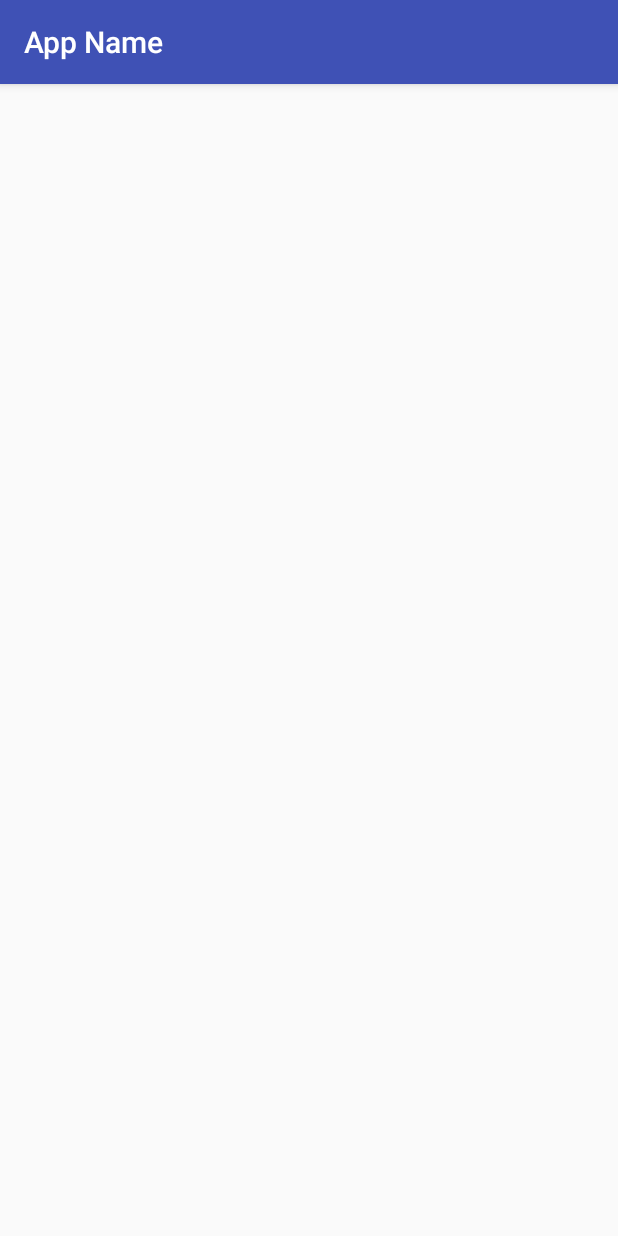
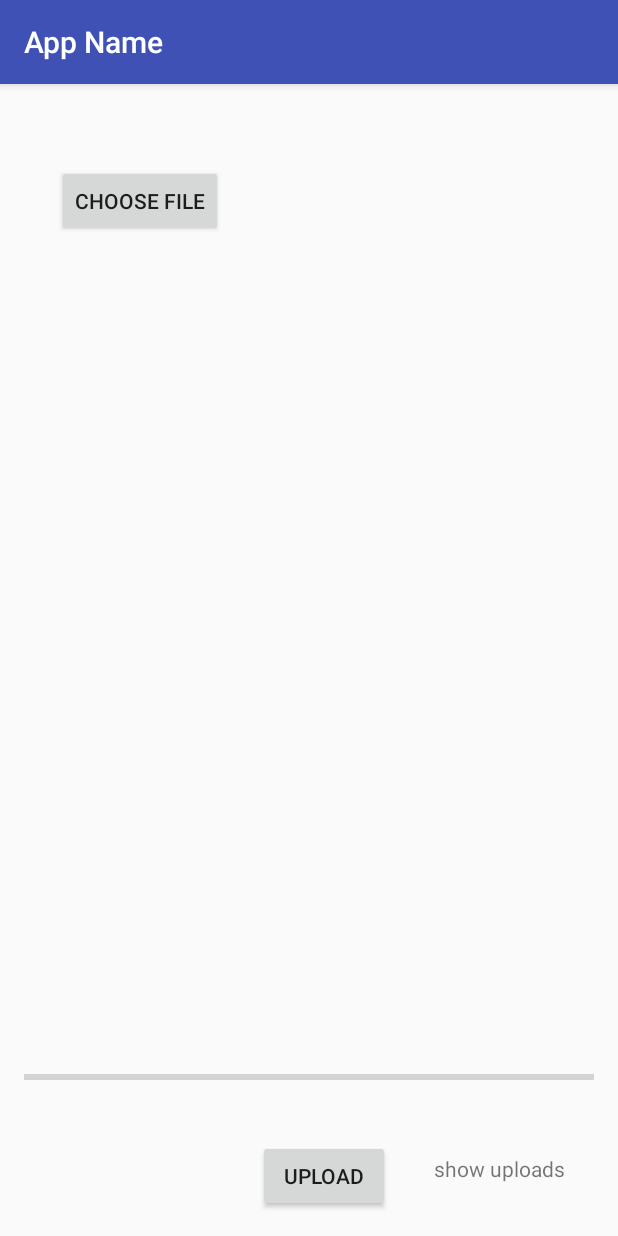
Before and after one commit to coramonokandilos/App, an Android app: the pictureActivity screen opened directly, with no data from a screen before it, on a phone screen of 412 x 824 dp. Run offline under Robolectric (Android 15) with nearby library versions, the light colour scheme and no system bars.

Commit message:
added basic ui for the upload pictures page

```diff
--- a/app/src/main/java/com/example/coramonokandilos/app3/pictureActivity.java
+++ b/app/src/main/java/com/example/coramonokandilos/app3/pictureActivity.java
@@ -1,13 +1,29 @@
 package com.example.coramonokandilos.app3;
 
+import android.net.Uri;
 import android.support.v7.app.AppCompatActivity;
 import android.os.Bundle;
+import android.widget.Button;
+import android.widget.ImageView;
+import android.widget.ProgressBar;
+import android.widget.TextView;
 
 public class pictureActivity extends AppCompatActivity {
+
+    private static final int PICK_IMAGE_REQUEST = 1;
+
+    private Button mButtonChooseImage;
+    private Button mButtonUpload;
+    private TextView mTextViewShowUploads;
+    private ImageView mImageView;
+    private ProgressBar mProgressBar;
+
+    private Uri mImageUri;
 
     @Override
     protected void onCreate(Bundle savedInstanceState) {
         super.onCreate(savedInstanceState);
         setContentView(R.layout.activity_picture);
+
     }
 }
--- a/app/src/main/res/layout/activity_picture.xml
+++ b/app/src/main/res/layout/activity_picture.xml
@@ -1,9 +1,72 @@
 <?xml version="1.0" encoding="utf-8"?>
-<android.support.constraint.ConstraintLayout xmlns:android="http://schemas.android.com/apk/res/android"
+<RelativeLayout xmlns:android="http://schemas.android.com/apk/res/android"
     xmlns:app="http://schemas.android.com/apk/res-auto"
     xmlns:tools="http://schemas.android.com/tools"
     android:layout_width="match_parent"
     android:layout_height="match_parent"
+    android:padding="16dp"
     tools:context=".pictureActivity">
 
-</android.support.constraint.ConstraintLayout>
+
+    <Button
+        android:id="@+id/button_choose_image"
+        android:layout_width="wrap_content"
+        android:layout_height="wrap_content"
+        android:layout_alignParentStart="true"
+        android:layout_alignParentTop="true"
+        android:layout_marginStart="22dp"
+        android:layout_marginTop="38dp"
+        android:text="Choose File"
+        app:layout_constraintEnd_toEndOf="parent"
+        app:layout_constraintStart_toStartOf="parent"
+        app:layout_constraintTop_toTopOf="parent" />
+
+    <ImageView
+        android:id="@+id/image_view"
+        android:layout_width="match_parent"
+        android:layout_height="match_parent"
+        android:layout_below="@id/button_choose_image"
+        android:layout_above="@+id/progress_bar"
+        android:layout_marginTop="16dp"
+        android:layout_marginBottom="16dp"/>
+
+    <ProgressBar
+        android:id="@+id/progress_bar"
+        style="@style/Widget.AppCompat.ProgressBar.Horizontal"
+        android:layout_width="match_parent"
+        android:layout_height="wrap_content"
+        android:layout_alignParentBottom="true"
+        android:layout_alignParentStart="true"
+        android:layout_marginBottom="82dp"
+        app:layout_constraintEnd_toEndOf="parent"
+        app:layout_constraintHorizontal_bias="0.0"
+        app:layout_constraintStart_toStartOf="parent"
+        tools:layout_editor_absoluteY="422dp" />
+
+    <Button
+        android:id="@+id/button_upload_image"
+        android:layout_width="wrap_content"
+        android:layout_height="wrap_content"
+        android:layout_alignParentBottom="true"
+        android:layout_alignParentEnd="true"
+        android:layout_marginEnd="136dp"
+        android:text="Upload"
+        app:layout_constraintBottom_toBottomOf="parent"
+        app:layout_constraintEnd_toEndOf="parent"
+        app:layout_constraintStart_toStartOf="parent" />
+
+    <TextView
+        android:id="@+id/show_uploads"
+        android:layout_width="wrap_content"
+        android:layout_height="wrap_content"
+        android:layout_alignParentBottom="true"
+        android:layout_alignParentRight="true"
+        android:layout_alignParentEnd="true"
+        android:layout_marginBottom="19dp"
+        android:layout_marginRight="19dp"
+        android:layout_marginEnd="19dp"
+        android:text="show uploads"
+        app:layout_constraintEnd_toEndOf="parent"
+        app:layout_constraintStart_toEndOf="@+id/button_upload_image"
+        app:layout_constraintTop_toTopOf="parent" />
+</RelativeLayout>
```
